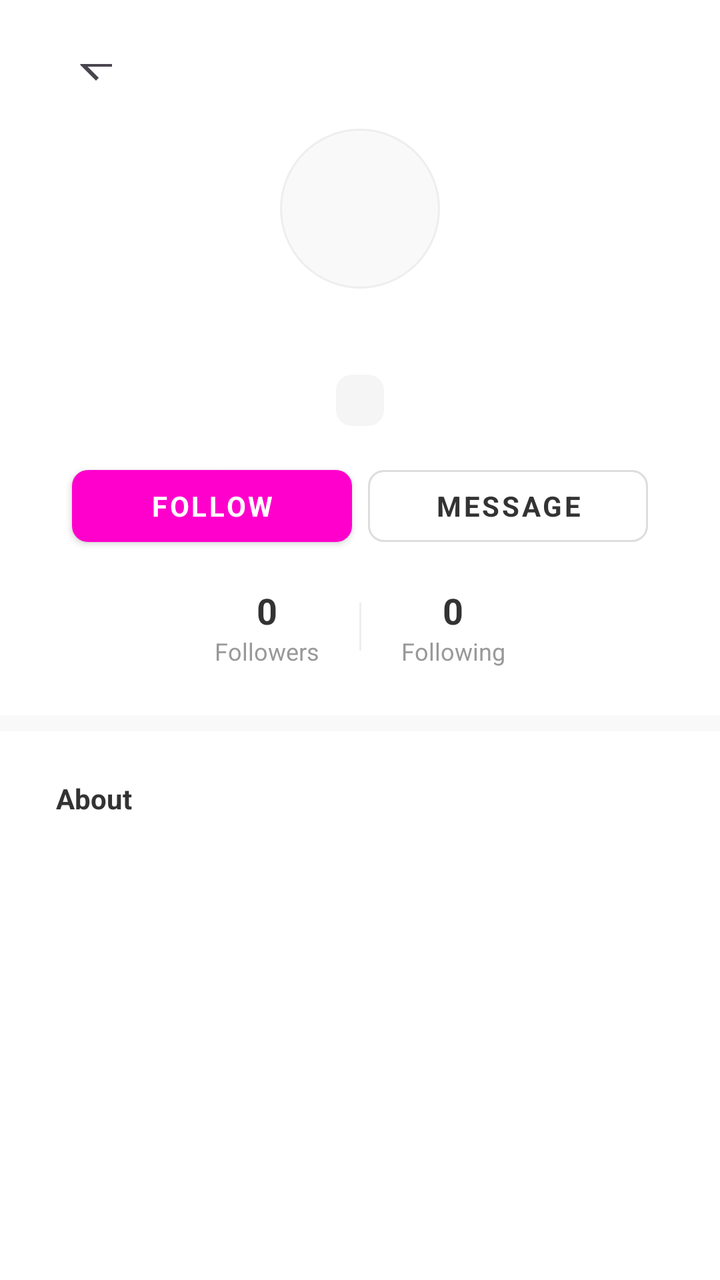
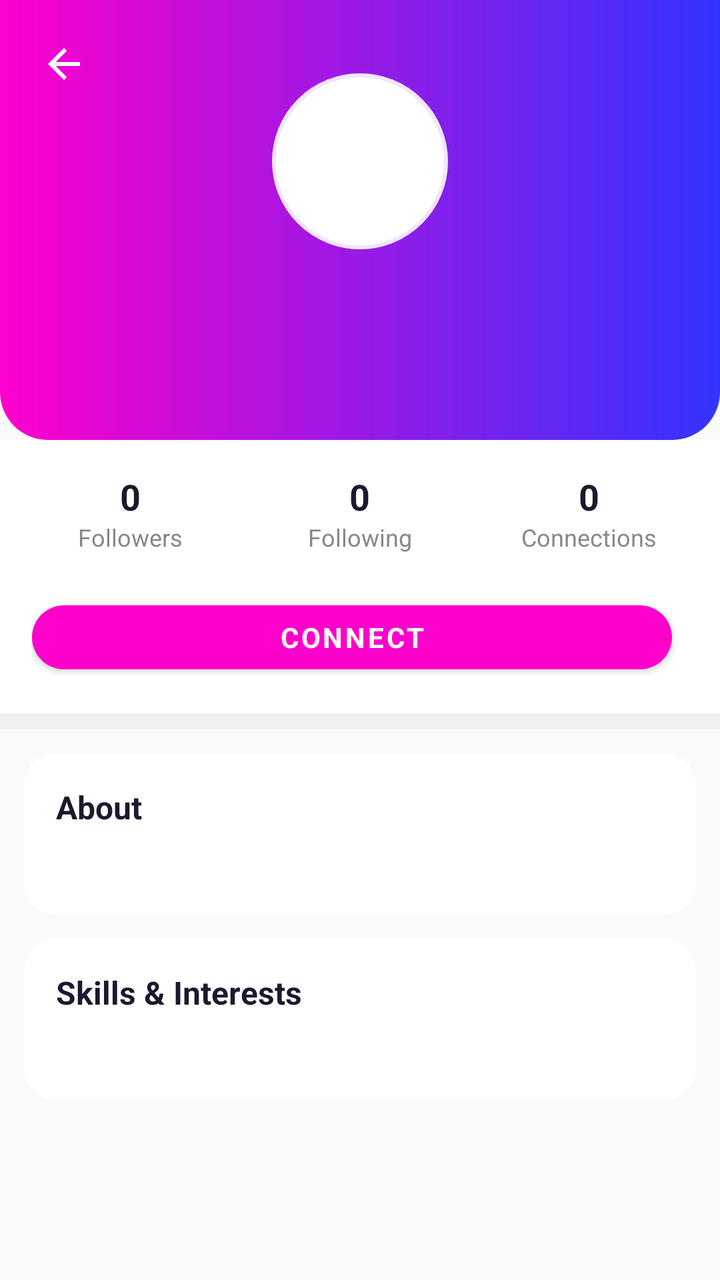

Before-and-after screenshots of an Android layout around one commit, followed by the original layout XML and the change that was made.
<!-- AndroidManifest.xml: application theme Theme.MXNexus -->
<!-- res/layout/activity_user_profile.xml -->
<?xml version="1.0" encoding="utf-8"?>
<ScrollView xmlns:android="http://schemas.android.com/apk/res/android"
    xmlns:app="http://schemas.android.com/apk/res-auto"
    android:layout_width="match_parent"
    android:layout_height="match_parent"
    android:background="#FFFFFF">

    <LinearLayout
        android:layout_width="match_parent"
        android:layout_height="wrap_content"
        android:orientation="vertical">

        
        <LinearLayout
            android:layout_width="match_parent"
            android:layout_height="wrap_content"
            android:background="#FFFFFF"
            android:gravity="center_horizontal"
            android:orientation="vertical"
            android:paddingHorizontal="20dp"
            android:paddingTop="32dp"
            android:paddingBottom="24dp">

            <androidx.appcompat.widget.Toolbar
                android:id="@+id/userProfileToolbar"
                android:layout_width="match_parent"
                android:layout_height="?attr/actionBarSize"
                android:layout_marginTop="-32dp"
                android:background="#FFFFFF"
                app:elevation="0dp"
                app:navigationIcon="?attr/homeAsUpIndicator" />

            <TextView
                android:id="@+id/tvUserAvatar"
                android:layout_width="80dp"
                android:layout_height="80dp"
                android:layout_marginBottom="12dp"
                android:background="@drawable/circle_avatar"
                android:gravity="center"
                android:textColor="#FFFFFF"
                android:textSize="28sp"
                android:textStyle="bold" />

            <TextView
                android:id="@+id/tvUserName"
                android:layout_width="wrap_content"
                android:layout_height="wrap_content"
                android:layout_marginBottom="4dp"
                android:textColor="#333333"
                android:textSize="20sp"
                android:textStyle="bold" />

            <TextView
                android:id="@+id/tvUserRole"
                android:layout_width="wrap_content"
                android:layout_height="wrap_content"
                android:layout_marginBottom="16dp"
                android:background="@drawable/role_badge"
                android:paddingHorizontal="12dp"
                android:paddingVertical="4dp"
                android:textColor="#FFFFFF"
                android:textSize="13sp" />

            
            <LinearLayout
                android:layout_width="match_parent"
                android:layout_height="wrap_content"
                android:gravity="center"
                android:orientation="horizontal"
                android:layout_marginBottom="16dp">

                <com.google.android.material.button.MaterialButton
                    android:id="@+id/btnFollowUser"
                    android:layout_width="140dp"
                    android:layout_height="wrap_content"
                    android:layout_marginEnd="8dp"
                    android:text="Follow"
                    android:textColor="#FFFFFF"
                    android:textStyle="bold"
                    app:cornerRadius="8dp"
                    app:backgroundTint="@color/primary" />

                <com.google.android.material.button.MaterialButton
                    android:id="@+id/btnMessageUser"
                    style="@style/Widget.MaterialComponents.Button.OutlinedButton"
                    android:layout_width="140dp"
                    android:layout_height="wrap_content"
                    android:text="Message"
                    android:textColor="#333333"
                    android:textStyle="bold"
                    app:cornerRadius="8dp"
                    app:strokeColor="#DDDDDD" />
            </LinearLayout>

            <LinearLayout
                android:layout_width="match_parent"
                android:layout_height="wrap_content"
                android:gravity="center"
                android:orientation="horizontal">

                <LinearLayout
                    android:layout_width="wrap_content"
                    android:layout_height="wrap_content"
                    android:gravity="center"
                    android:orientation="vertical"
                    android:paddingHorizontal="20dp">

                    <TextView
                        android:id="@+id/tvUserFollowerCount"
                        android:layout_width="wrap_content"
                        android:layout_height="wrap_content"
                        android:text="0"
                        android:textColor="#333333"
                        android:textSize="18sp"
                        android:textStyle="bold" />

                    <TextView
                        android:layout_width="wrap_content"
                        android:layout_height="wrap_content"
                        android:text="Followers"
                        android:textColor="#999999"
                        android:textSize="12sp" />
                </LinearLayout>

                <View
                    android:layout_width="1dp"
                    android:layout_height="24dp"
                    android:background="#EEEEEE" />

                <LinearLayout
                    android:layout_width="wrap_content"
                    android:layout_height="wrap_content"
                    android:gravity="center"
                    android:orientation="vertical"
                    android:paddingHorizontal="20dp">

                    <TextView
                        android:id="@+id/tvUserFollowingCount"
                        android:layout_width="wrap_content"
                        android:layout_height="wrap_content"
                        android:text="0"
                        android:textColor="#333333"
                        android:textSize="18sp"
                        android:textStyle="bold" />

                    <TextView
                        android:layout_width="wrap_content"
                        android:layout_height="wrap_content"
                        android:text="Following"
                        android:textColor="#999999"
                        android:textSize="12sp" />
                </LinearLayout>
            </LinearLayout>
        </LinearLayout>

        <View
            android:layout_width="match_parent"
            android:layout_height="8dp"
            android:background="#F9F9F9" />

        <androidx.cardview.widget.CardView
            android:layout_width="match_parent"
            android:layout_height="wrap_content"
            android:layout_marginHorizontal="12dp"
            android:layout_marginTop="8dp"
            app:cardCornerRadius="16dp"
            app:cardElevation="0dp"
            app:cardBackgroundColor="#FFFFFF">

            <LinearLayout
                android:layout_width="match_parent"
                android:layout_height="wrap_content"
                android:orientation="vertical"
                android:padding="16dp">

                <TextView
                    android:layout_width="wrap_content"
                    android:layout_height="wrap_content"
                    android:layout_marginBottom="12dp"
                    android:text="About"
                    android:textColor="#333333"
                    android:textSize="14sp"
                    android:textStyle="bold" />

                <TextView
                    android:id="@+id/tvUserBio"
                    android:layout_width="match_parent"
                    android:layout_height="wrap_content"
                    android:lineSpacingMultiplier="1.5"
                    android:textColor="#555555"
                    android:textSize="14sp" />
            </LinearLayout>
        </androidx.cardview.widget.CardView>

    </LinearLayout>
</ScrollView>
<!-- resources referenced by this layout -->
<resources>
  <color name="primary">#FF00CC</color>
  <!-- drawable circle_avatar (drawable) -->
  <?xml version="1.0" encoding="utf-8"?>
  <shape xmlns:android="http://schemas.android.com/apk/res/android" android:shape="oval">
      <solid android:color="#F9F9F9" />
      <stroke android:width="1dp" android:color="#EEEEEE" />
  </shape>
  <!-- drawable role_badge (drawable) -->
  <?xml version="1.0" encoding="utf-8"?>
  <shape xmlns:android="http://schemas.android.com/apk/res/android">
      <solid android:color="#F5F5F5" />
      <corners android:radius="8dp" />
      <padding android:left="10dp" android:right="10dp" android:top="2dp" android:bottom="2dp" />
  </shape>
  <style name="Theme.MXNexus" parent="Base.Theme.MXNexus" />
  <style name="Base.Theme.MXNexus" parent="Theme.Material3.Light.NoActionBar">
          <item name="colorPrimary">@color/primary</item>
          <item name="colorOnPrimary">@color/surface</item>
          <item name="colorSecondary">@color/accent</item>
          <item name="android:colorBackground">@color/background</item>
          <item name="android:fontFamily">sans-serif</item>
          <item name="android:textColorPrimary">#1A1A2E</item>
          <item name="materialButtonStyle">@style/WhiteTextButton</item>
      </style>
  <color name="surface">#FFFFFF</color>
  <color name="accent">#3333FF</color>
  <color name="background">#FFFFFF</color>
  <style name="WhiteTextButton" parent="Widget.MaterialComponents.Button">
          <item name="android:textColor">#FFFFFF</item>
      </style>
</resources>

<!-- the commit's change to res/layout/activity_user_profile.xml (unified diff, before → after) -->
@@ -3,7 +3,7 @@
     xmlns:app="http://schemas.android.com/apk/res-auto"
     android:layout_width="match_parent"
     android:layout_height="match_parent"
-    android:background="#FFFFFF">
+    android:background="#FAFAFA">
 
     <LinearLayout
         android:layout_width="match_parent"
@@ -11,158 +11,202 @@
         android:orientation="vertical">
 
         
+        <FrameLayout
+            android:layout_width="match_parent"
+            android:layout_height="220dp"
+            android:background="@drawable/gradient_profile_header">
+
+            
+            <ImageView
+                android:id="@+id/userProfileToolbar"
+                android:layout_width="40dp"
+                android:layout_height="40dp"
+                android:layout_margin="12dp"
+                android:src="@drawable/ic_back"
+                android:padding="8dp"
+                android:tint="#FFFFFF"
+                android:clickable="true"
+                android:focusable="true"
+                android:background="?attr/selectableItemBackgroundBorderless"
+                android:contentDescription="Back"/>
+
+            
+            <LinearLayout
+                android:layout_width="wrap_content"
+                android:layout_height="wrap_content"
+                android:layout_gravity="center"
+                android:orientation="vertical"
+                android:gravity="center">
+
+                <TextView
+                    android:id="@+id/tvUserAvatar"
+                    android:layout_width="88dp"
+                    android:layout_height="88dp"
+                    android:background="@drawable/circle_avatar"
+                    android:gravity="center"
+                    android:textColor="#FF00CC"
+                    android:textSize="32sp"
+                    android:textStyle="bold"/>
+
+                <TextView
+                    android:id="@+id/tvUserName"
+                    android:layout_width="wrap_content"
+                    android:layout_height="wrap_content"
+                    android:layout_marginTop="10dp"
+                    android:textColor="#FFFFFF"
+                    android:textSize="20sp"
+                    android:textStyle="bold"/>
+
+                <TextView
+                    android:id="@+id/tvUserRole"
+                    android:layout_width="wrap_content"
+                    android:layout_height="wrap_content"
+                    android:layout_marginTop="4dp"
+                    android:textColor="#E0E0FF"
+                    android:textSize="13sp"/>
+
+            </LinearLayout>
+
+        </FrameLayout>
+
+        
         <LinearLayout
             android:layout_width="match_parent"
             android:layout_height="wrap_content"
+            android:orientation="horizontal"
             android:background="#FFFFFF"
-            android:gravity="center_horizontal"
-            android:orientation="vertical"
-            android:paddingHorizontal="20dp"
-            android:paddingTop="32dp"
-            android:paddingBottom="24dp">
-
-            <androidx.appcompat.widget.Toolbar
-                android:id="@+id/userProfileToolbar"
-                android:layout_width="match_parent"
-                android:layout_height="?attr/actionBarSize"
-                android:layout_marginTop="-32dp"
-                android:background="#FFFFFF"
-                app:elevation="0dp"
-                app:navigationIcon="?attr/homeAsUpIndicator" />
-
-            <TextView
-                android:id="@+id/tvUserAvatar"
-                android:layout_width="80dp"
-                android:layout_height="80dp"
-                android:layout_marginBottom="12dp"
-                android:background="@drawable/circle_avatar"
+            android:paddingVertical="16dp"
+            android:paddingHorizontal="8dp">
+
+            
+            <LinearLayout
+                android:id="@+id/layoutFollowers"
+                android:layout_width="0dp"
+                android:layout_height="wrap_content"
+                android:layout_weight="1"
+                android:orientation="vertical"
                 android:gravity="center"
+                android:clickable="true"
+                android:focusable="true"
+                android:background="?attr/selectableItemBackground">
+                <TextView
+                    android:id="@+id/tvFollowersCount"
+                    android:layout_width="wrap_content"
+                    android:layout_height="wrap_content"
+                    android:text="0"
+                    android:textColor="#1A1A2E"
+                    android:textSize="18sp"
+                    android:textStyle="bold"/>
+                <TextView
+                    android:layout_width="wrap_content"
+                    android:layout_height="wrap_content"
+                    android:text="Followers"
+                    android:textColor="#888888"
+                    android:textSize="12sp"/>
+            </LinearLayout>
+
+            
+            <LinearLayout
+                android:id="@+id/layoutFollowing"
+                android:layout_width="0dp"
+                android:layout_height="wrap_content"
+                android:layout_weight="1"
+                android:orientation="vertical"
+                android:gravity="center"
+                android:clickable="true"
+                android:focusable="true"
+                android:background="?attr/selectableItemBackground">
+                <TextView
+                    android:id="@+id/tvFollowingCount"
+                    android:layout_width="wrap_content"
+                    android:layout_height="wrap_content"
+                    android:text="0"
+                    android:textColor="#1A1A2E"
+                    android:textSize="18sp"
+                    android:textStyle="bold"/>
+                <TextView
+                    android:layout_width="wrap_content"
+                    android:layout_height="wrap_content"
+                    android:text="Following"
+                    android:textColor="#888888"
+                    android:textSize="12sp"/>
+            </LinearLayout>
+
+            
+            <LinearLayout
+                android:id="@+id/layoutUserConnections"
+                android:layout_width="0dp"
+                android:layout_height="wrap_content"
+                android:layout_weight="1"
+                android:orientation="vertical"
+                android:gravity="center"
+                android:clickable="true"
+                android:focusable="true"
+                android:background="?attr/selectableItemBackground">
+                <TextView
+                    android:id="@+id/tvUserConnectionCount"
+                    android:layout_width="wrap_content"
+                    android:layout_height="wrap_content"
+                    android:text="0"
+                    android:textColor="#1A1A2E"
+                    android:textSize="18sp"
+                    android:textStyle="bold"/>
+                <TextView
+                    android:layout_width="wrap_content"
+                    android:layout_height="wrap_content"
+                    android:text="Connections"
+                    android:textColor="#888888"
+                    android:textSize="12sp"/>
+            </LinearLayout>
+
+        </LinearLayout>
+
+        
+        <LinearLayout
+            android:layout_width="match_parent"
+            android:layout_height="wrap_content"
+            android:orientation="horizontal"
+            android:paddingHorizontal="16dp"
+            android:paddingBottom="16dp"
+            android:paddingTop="4dp"
+            android:gravity="center"
+            android:background="#FFFFFF">
+
+            <com.google.android.material.button.MaterialButton
+                android:id="@+id/btnConnect"
+                android:layout_width="0dp"
+                android:layout_height="44dp"
+                android:layout_weight="1"
+                android:layout_marginEnd="8dp"
+                android:text="Connect"
                 android:textColor="#FFFFFF"
-                android:textSize="28sp"
-                android:textStyle="bold" />
-
-            <TextView
-                android:id="@+id/tvUserName"
-                android:layout_width="wrap_content"
-                android:layout_height="wrap_content"
-                android:layout_marginBottom="4dp"
-                android:textColor="#333333"
-                android:textSize="20sp"
-                android:textStyle="bold" />
-
-            <TextView
-                android:id="@+id/tvUserRole"
-                android:layout_width="wrap_content"
-                android:layout_height="wrap_content"
-                android:layout_marginBottom="16dp"
-                android:background="@drawable/role_badge"
-                android:paddingHorizontal="12dp"
-                android:paddingVertical="4dp"
-                android:textColor="#FFFFFF"
-                android:textSize="13sp" />
-
-            
-            <LinearLayout
-                android:layout_width="match_parent"
-                android:layout_height="wrap_content"
-                android:gravity="center"
-                android:orientation="horizontal"
-                android:layout_marginBottom="16dp">
-
-                <com.google.android.material.button.MaterialButton
-                    android:id="@+id/btnFollowUser"
-                    android:layout_width="140dp"
-                    android:layout_height="wrap_content"
-                    android:layout_marginEnd="8dp"
-                    android:text="Follow"
-                    android:textColor="#FFFFFF"
-                    android:textStyle="bold"
-                    app:cornerRadius="8dp"
-                    app:backgroundTint="@color/primary" />
-
-                <com.google.android.material.button.MaterialButton
-                    android:id="@+id/btnMessageUser"
-                    style="@style/Widget.MaterialComponents.Button.OutlinedButton"
-                    android:layout_width="140dp"
-                    android:layout_height="wrap_content"
-                    android:text="Message"
-                    android:textColor="#333333"
-                    android:textStyle="bold"
-                    app:cornerRadius="8dp"
-                    app:strokeColor="#DDDDDD" />
-            </LinearLayout>
-
-            <LinearLayout
-                android:layout_width="match_parent"
-                android:layout_height="wrap_content"
-                android:gravity="center"
-                android:orientation="horizontal">
-
-                <LinearLayout
-                    android:layout_width="wrap_content"
-                    android:layout_height="wrap_content"
-                    android:gravity="center"
-                    android:orientation="vertical"
-                    android:paddingHorizontal="20dp">
-
-                    <TextView
-                        android:id="@+id/tvUserFollowerCount"
-                        android:layout_width="wrap_content"
-                        android:layout_height="wrap_content"
-                        android:text="0"
-                        android:textColor="#333333"
-                        android:textSize="18sp"
-                        android:textStyle="bold" />
-
-                    <TextView
-                        android:layout_width="wrap_content"
-                        android:layout_height="wrap_content"
-                        android:text="Followers"
-                        android:textColor="#999999"
-                        android:textSize="12sp" />
-                </LinearLayout>
-
-                <View
-                    android:layout_width="1dp"
-                    android:layout_height="24dp"
-                    android:background="#EEEEEE" />
-
-                <LinearLayout
-                    android:layout_width="wrap_content"
-                    android:layout_height="wrap_content"
-                    android:gravity="center"
-                    android:orientation="vertical"
-                    android:paddingHorizontal="20dp">
-
-                    <TextView
-                        android:id="@+id/tvUserFollowingCount"
-                        android:layout_width="wrap_content"
-                        android:layout_height="wrap_content"
-                        android:text="0"
-                        android:textColor="#333333"
-                        android:textSize="18sp"
-                        android:textStyle="bold" />
-
-                    <TextView
-                        android:layout_width="wrap_content"
-                        android:layout_height="wrap_content"
-                        android:text="Following"
-                        android:textColor="#999999"
-                        android:textSize="12sp" />
-                </LinearLayout>
-            </LinearLayout>
+                android:textStyle="bold"
+                app:cornerRadius="22dp"
+                app:backgroundTint="#FF00CC"/>
+
+            <com.google.android.material.button.MaterialButton
+                android:id="@+id/btnMessageUser"
+                style="@style/Widget.MaterialComponents.Button.OutlinedButton"
+                android:layout_width="0dp"
+                android:layout_height="44dp"
+                android:layout_weight="1"
+                android:text="Message"
+                android:textColor="#FF00CC"
+                android:textStyle="bold"
+                app:cornerRadius="22dp"
+                app:strokeColor="#FF00CC"
+                android:visibility="gone"/>
+
         </LinearLayout>
 
-        <View
-            android:layout_width="match_parent"
-            android:layout_height="8dp"
-            android:background="#F9F9F9" />
-
+        <View android:layout_width="match_parent" android:layout_height="8dp" android:background="#F0F0F0"/>
+
+        
         <androidx.cardview.widget.CardView
             android:layout_width="match_parent"
             android:layout_height="wrap_content"
             android:layout_marginHorizontal="12dp"
-            android:layout_marginTop="8dp"
+            android:layout_marginTop="12dp"
             app:cardCornerRadius="16dp"
             app:cardElevation="0dp"
             app:cardBackgroundColor="#FFFFFF">
@@ -176,19 +220,57 @@
                 <TextView
                     android:layout_width="wrap_content"
                     android:layout_height="wrap_content"
-                    android:layout_marginBottom="12dp"
                     android:text="About"
-                    android:textColor="#333333"
-                    android:textSize="14sp"
-                    android:textStyle="bold" />
+                    android:textColor="#1A1A2E"
+                    android:textSize="16sp"
+                    android:textStyle="bold"
+                    android:layout_marginBottom="8dp"/>
 
                 <TextView
                     android:id="@+id/tvUserBio"
                     android:layout_width="match_parent"
                     android:layout_height="wrap_content"
-                    android:lineSpacingMultiplier="1.5"
                     android:textColor="#555555"
-                    android:textSize="14sp" />
+                    android:textSize="14sp"
+                    android:lineSpacingMultiplier="1.5"/>
+
+            </LinearLayout>
+        </androidx.cardview.widget.CardView>
+
+        
+        <androidx.cardview.widget.CardView
+            android:layout_width="match_parent"
+            android:layout_height="wrap_content"
+            android:layout_marginHorizontal="12dp"
+            android:layout_marginTop="12dp"
+            android:layout_marginBottom="24dp"
+            app:cardCornerRadius="16dp"
+            app:cardElevation="0dp"
+            app:cardBackgroundColor="#FFFFFF">
+
+            <LinearLayout
+                android:layout_width="match_parent"
+                android:layout_height="wrap_content"
+                android:orientation="vertical"
+                android:padding="16dp">
+
+                <TextView
+                    android:layout_width="wrap_content"
+                    android:layout_height="wrap_content"
+                    android:text="Skills &amp; Interests"
+                    android:textColor="#1A1A2E"
+                    android:textSize="16sp"
+                    android:textStyle="bold"
+                    android:layout_marginBottom="8dp"/>
+
+                <TextView
+                    android:id="@+id/tvUserSkills"
+                    android:layout_width="match_parent"
+                    android:layout_height="wrap_content"
+                    android:textColor="#555555"
+                    android:textSize="14sp"
+                    android:lineSpacingMultiplier="1.5"/>
+
             </LinearLayout>
         </androidx.cardview.widget.CardView>
 
<!-- resource entries referenced after the edit -->
@@ -3,17 +3,33 @@
   <color name="primary">#FF00CC</color>
   <!-- drawable circle_avatar (drawable) -->
   <?xml version="1.0" encoding="utf-8"?>
-  <shape xmlns:android="http://schemas.android.com/apk/res/android" android:shape="oval">
-      <solid android:color="#F9F9F9" />
-      <stroke android:width="1dp" android:color="#EEEEEE" />
+  <shape xmlns:android="http://schemas.android.com/apk/res/android"
+      android:shape="oval">
+      <solid android:color="#FFFFFF"/>
+      <stroke android:width="2dp" android:color="#F0E6FF"/>
   </shape>
-  <!-- drawable role_badge (drawable) -->
+  <!-- drawable gradient_profile_header (drawable) -->
   <?xml version="1.0" encoding="utf-8"?>
-  <shape xmlns:android="http://schemas.android.com/apk/res/android">
-      <solid android:color="#F5F5F5" />
-      <corners android:radius="8dp" />
-      <padding android:left="10dp" android:right="10dp" android:top="2dp" android:bottom="2dp" />
+  <shape xmlns:android="http://schemas.android.com/apk/res/android"
+      android:shape="rectangle">
+      <gradient
+          android:startColor="#FF00CC"
+          android:endColor="#3333FF"
+          android:angle="0" />
+      <corners
+          android:bottomLeftRadius="24dp"
+          android:bottomRightRadius="24dp" />
   </shape>
+  <!-- drawable ic_back (drawable) -->
+  <vector xmlns:android="http://schemas.android.com/apk/res/android"
+      android:width="24dp"
+      android:height="24dp"
+      android:viewportWidth="24"
+      android:viewportHeight="24">
+    <path
+        android:pathData="M20,11H7.83l5.59,-5.59L12,4l-8,8l8,8l1.41,-1.41L7.83,13H20v-2z"
+        android:fillColor="#666666"/>
+  </vector>
   <style name="Theme.MXNexus" parent="Base.Theme.MXNexus" />
   <style name="Base.Theme.MXNexus" parent="Theme.Material3.Light.NoActionBar">
           <item name="colorPrimary">@color/primary</item>
